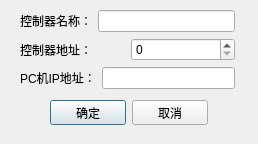
First picture: the form in Dialog/channelattribute.ui, repository Anne081031/WinParkUI, before the edit.
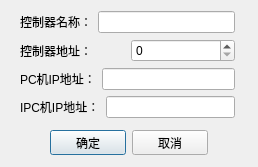
Second picture: the form after the edit.

The edit to the form file:
```diff
--- a/Dialog/channelattribute.ui
+++ b/Dialog/channelattribute.ui
@@ -7,7 +7,7 @@
     <x>0</x>
     <y>0</y>
     <width>258</width>
-    <height>144</height>
+    <height>167</height>
    </rect>
   </property>
   <property name="windowTitle">
@@ -17,7 +17,7 @@
    <property name="geometry">
     <rect>
      <x>50</x>
-     <y>100</y>
+     <y>130</y>
      <width>158</width>
      <height>25</height>
     </rect>
@@ -39,13 +39,13 @@
     </item>
    </layout>
   </widget>
-  <widget class="QWidget" name="layoutWidget">
+  <widget class="QWidget" name="">
    <property name="geometry">
     <rect>
      <x>20</x>
-     <y>10</y>
+     <y>11</y>
      <width>215</width>
-     <height>80</height>
+     <height>108</height>
     </rect>
    </property>
    <layout class="QVBoxLayout" name="verticalLayout">
@@ -99,6 +99,24 @@
       </item>
      </layout>
     </item>
+    <item>
+     <layout class="QHBoxLayout" name="horizontalLayout_5">
+      <item>
+       <widget class="QLabel" name="label_4">
+        <property name="text">
+         <string>IPC机IP地址：</string>
+        </property>
+       </widget>
+      </item>
+      <item>
+       <widget class="QLineEdit" name="edtIPCIP">
+        <property name="readOnly">
+         <bool>false</bool>
+        </property>
+       </widget>
+      </item>
+     </layout>
+    </item>
    </layout>
   </widget>
  </widget>
```
